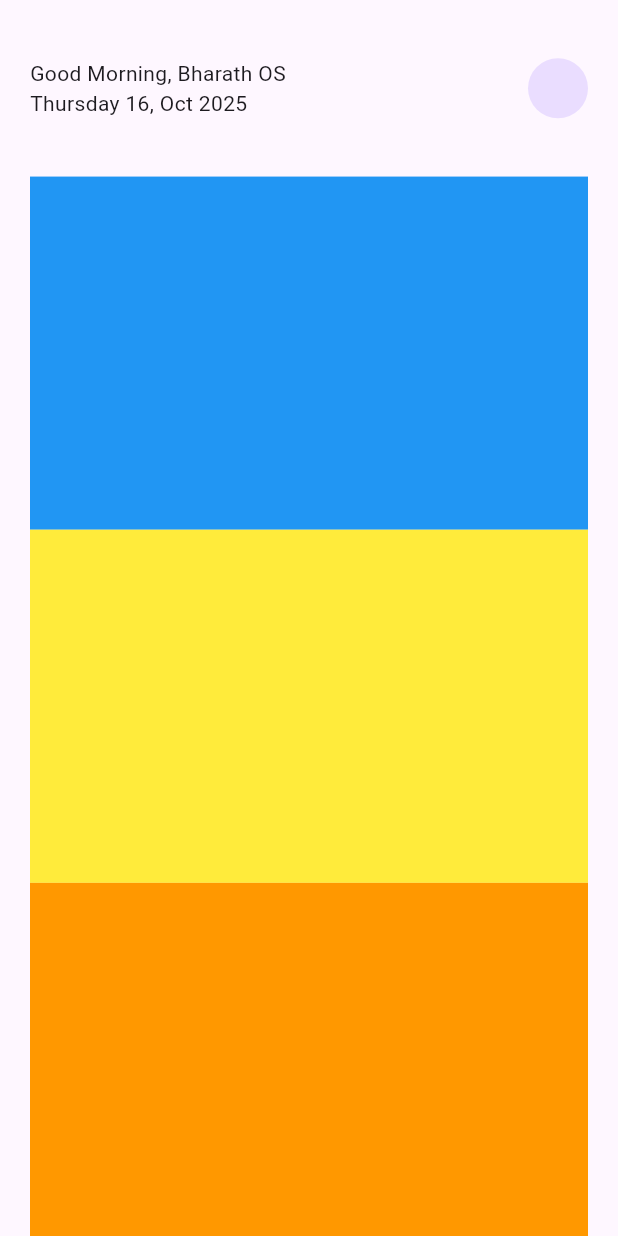
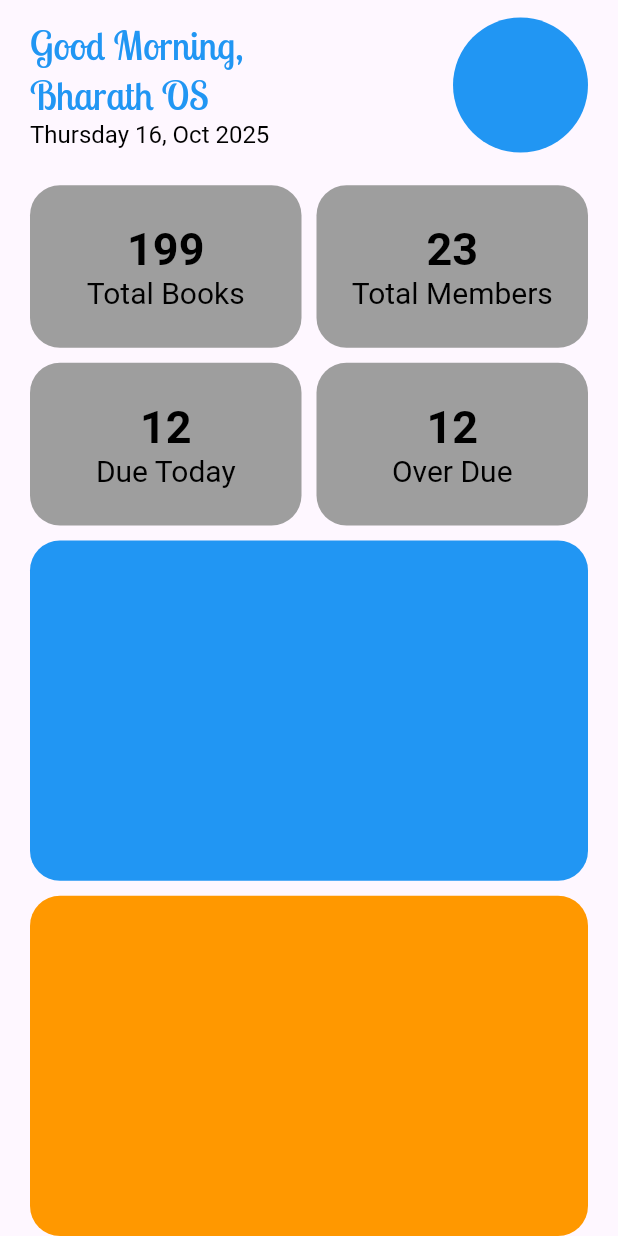
Before and after one commit to Bharath-OS/Libry, a Flutter app: the HomeScreen screen opened directly, on a phone screen of 412 x 824 dp. Run offline on Flutter 3.47's test engine with Material 3 defaults, Android fonts, the phone set to English and light mode, and no system bars; our stand-ins replace flutter_svg, page_transition, shared_preferences, stylish_bottom_bar; accounts and stored records are empty; Roboto replaces fonts that are missing (Livvic); project files that could hold a hidden picture were left out.

Commit message:
Home Screen Basic design

```diff
--- a/lib/Screens/home.dart
+++ b/lib/Screens/home.dart
@@ -15,19 +15,141 @@ class _HomeScreenState extends State<HomeScreen> {
         child: Padding(
           padding: EdgeInsets.symmetric(horizontal: 20),
           child: Column(
+            spacing: 10,
             children: [
               Expanded(
                 child: Row(
                   mainAxisAlignment: MainAxisAlignment.spaceBetween,
                   children: [
-                    Text("Good Morning, Bharath OS\nThursday 16, Oct 2025"),
-                    CircleAvatar()
+                    RichText(
+                      text: TextSpan(
+                        text: "Good Morning, \nBharath OS\n",
+                        style: TextStyle(
+                          color: Colors.blue,
+                          fontFamily: "Lobster",
+                          fontSize: 26,
+                        ),
+                        children: [
+                          TextSpan(
+                            text: "Thursday 16, Oct 2025",
+                            style: TextStyle(
+                              color: Colors.black,
+                              fontFamily: "Livvic",
+                              fontSize: 16,
+                              fontWeight: FontWeight.normal,
+                            ),
+                          ),
+                        ],
+                      ),
+                    ),
+                    CircleAvatar(radius: 45, backgroundColor: Colors.blue),
                   ],
                 ),
               ),
-              Expanded(flex: 2, child: Container(color: Colors.blue)),
-              Expanded(flex: 2, child: Container(color: Colors.yellow)),
-              Expanded(flex: 2, child: Container(color: Colors.orange)),
+              Expanded(
+                flex: 2,
+                child: Container(
+                  child: Column(
+                    spacing: 10,
+                    children: [
+                      Expanded(
+                        child: Row(
+                          spacing: 10,
+                          children: [
+                            Expanded(
+                              child: SizedBox.expand(
+                                child: detailsCard(
+                                  count: 199,
+                                  parameter: "Total Books",
+                                ),
+                              ),
+                            ),
+                            Expanded(
+                              child: SizedBox.expand(
+                                child: detailsCard(
+                                  count: 23,
+                                  parameter: "Total Members",
+                                ),
+                              ),
+                            ),
+                          ],
+                        ),
+                      ),
+                      Expanded(
+                        child: Row(
+                          spacing: 10,
+                          children: [
+                            Expanded(
+                              child: SizedBox.expand(
+                                child: detailsCard(
+                                  count: 12,
+                                  parameter: "Due Today",
+                                ),
+                              ),
+                            ),
+                            Expanded(
+                              child: SizedBox.expand(
+                                child: detailsCard(
+                                  count: 12,
+                                  parameter: "Over Due",
+                                ),
+                              ),
+                            ),
+                          ],
+                        ),
+                      ),
+                    ],
+                  ),
+                ),
+              ),
+              Expanded(
+                flex: 2,
+                child: Container(
+                  decoration: BoxDecoration(
+                    color: Colors.blue,
+                    borderRadius: BorderRadius.circular(20),
+                  ),
+                ),
+              ),
+              Expanded(flex: 2, child: Container(
+                decoration: BoxDecoration(
+                  color: Colors.orange,
+                  borderRadius: BorderRadius.circular(20),
+                ),
+              ),),
+            ],
+          ),
+        ),
+      ),
+    );
+  }
+
+  Widget detailsCard({required int count, required String parameter}) {
+    return Container(
+      decoration: BoxDecoration(
+        color: Colors.grey,
+        borderRadius: BorderRadiusGeometry.all(Radius.circular(20)),
+      ),
+      child: Center(
+        child: RichText(
+          textAlign: TextAlign.center,
+          text: TextSpan(
+            text: "$count\n",
+            style: TextStyle(
+              color: Colors.black,
+              fontSize: 30,
+              fontFamily: "Livvic",
+              fontWeight: FontWeight.bold,
+            ),
+            children: [
+              TextSpan(
+                text: parameter,
+                style: TextStyle(
+                  fontSize: 20,
+                  fontFamily: "Livvic",
+                  fontWeight: FontWeight.normal,
+                ),
+              ),
             ],
           ),
         ),
```
